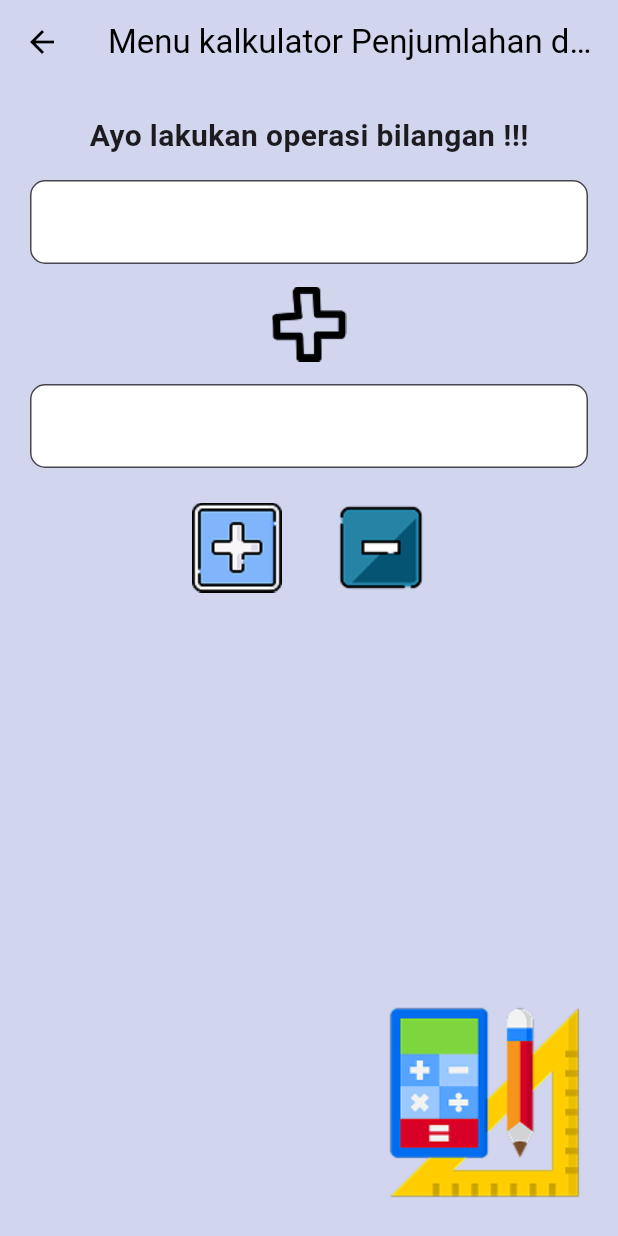
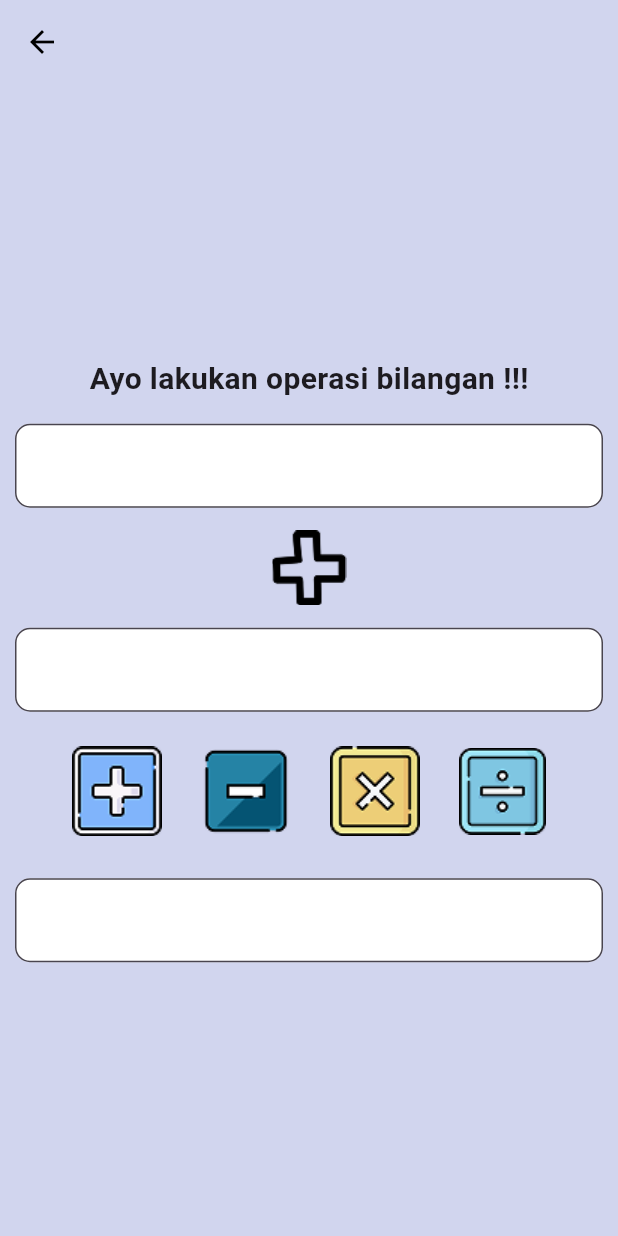
Before and after one commit to Amelvirda100/mobile_kalkulator, a Flutter app: the KalkulatorScreen screen opened directly, on a phone screen of 412 x 824 dp. Run offline on Flutter 3.47's test engine with Material 3 defaults, Android fonts, the phone set to English and light mode, and no system bars.

Commit message:
perbaikan kalkulator

```diff
--- a/lib/kalkulator_screen.dart
+++ b/lib/kalkulator_screen.dart
@@ -18,24 +18,66 @@ class _KalkulatorScreenState extends State<KalkulatorScreen> {
   String _hasil = "";
   String _operator = "assets/plus.png"; // Gambar awal simbol
 
-  void _hitung(bool isTambah) {
-    int? angka1 = int.tryParse(_controller1.text);
-    int? angka2 = int.tryParse(_controller2.text);
+  void _hitung(String operasi) {
+    String input1 = _controller1.text;
+    String input2 = _controller2.text;
 
-    if (angka1 != null && angka2 != null) {
+    // Cek apakah input mengandung koma
+    if (input1.contains(",") || input2.contains(",")) {
+      ScaffoldMessenger.of(context).showSnackBar(
+        SnackBar(
+          content: Text("Untuk bilangan koma gunakan titik"),
+          behavior: SnackBarBehavior.floating,
+          backgroundColor: const Color.fromARGB(255, 147, 196, 222),
+        ),
+      );
+      return;
+    }
+
+    double? angka1 = double.tryParse(input1);
+    double? angka2 = double.tryParse(input2);
+
+    if (angka1 == null || angka2 == null) {
+      ScaffoldMessenger.of(context).showSnackBar(
+        SnackBar(
+          content: Text("Ayo masukkan angkanya dulu!"),
+          behavior: SnackBarBehavior.floating,
+          backgroundColor: const Color.fromARGB(255, 222, 152, 147),
+        ),
+      );
+      return;
+    }
+
     setState(() {
-        _hasil = isTambah ? "${angka1 + angka2}" : "${angka1 - angka2}";
-        _operator = isTambah ? "assets/plus.png" : "assets/minus.png";
+      switch (operasi) {
+        case "plus":
+          _hasil = "${angka1 + angka2}";
+          _operator = "assets/plus_button.png";
+          break;
+        case "minus":
+          _hasil = "${angka1 - angka2}";
+          _operator = "assets/minus_button.png";
+          break;
+        case "multiply":
+          _hasil = "${angka1 * angka2}";
+          _operator = "assets/kali.png";
+          break;
+        case "divide":
+          if (angka2 == 0) {
+            _hasil = "Tidak bisa dibagi 0!";
+          } else {
+            _hasil = "${(angka1 / angka2).toStringAsFixed(2)}";
+          }
+          _operator = "assets/bagi.png";
+          break;
+      }
     });
-    }
   }
 
   @override
   Widget build(BuildContext context) {
     return Scaffold(
       backgroundColor: Color(0xFFD1D5EE),
-      resizeToAvoidBottomInset:
-          false, // Mencegah elemen bergeser saat keyboard muncul
       appBar: AppBar(
         backgroundColor: Colors.transparent,
         elevation: 0,
@@ -45,29 +87,23 @@ class _KalkulatorScreenState extends State<KalkulatorScreen> {
             Navigator.pop(context);
           },
         ),
-        title: Text("Menu kalkulator Penjumlahan dan Pengurangan",
-            style: TextStyle(color: Colors.black)),
       ),
-      body: Stack(
-        children: [
-          SingleChildScrollView(
-            child: Padding(
-              padding: const EdgeInsets.all(20.0),
+      body: Padding(
+        padding: const EdgeInsets.all(10.0),
         child: Column(
           mainAxisAlignment: MainAxisAlignment.center,
           children: [
             Text("Ayo lakukan operasi bilangan !!!",
-                      style:
-                          TextStyle(fontSize: 20, fontWeight: FontWeight.bold)),
+                style: TextStyle(fontSize: 20, fontWeight: FontWeight.bold)),
             SizedBox(height: 15),
             TextField(
               controller: _controller1,
-                    keyboardType: TextInputType.number,
+              keyboardType: TextInputType.numberWithOptions(decimal: true),
               decoration: InputDecoration(
                 filled: true,
                 fillColor: Colors.white,
-                      border: OutlineInputBorder(
-                          borderRadius: BorderRadius.circular(10)),
+                border:
+                    OutlineInputBorder(borderRadius: BorderRadius.circular(10)),
               ),
             ),
             SizedBox(height: 15),
@@ -75,12 +111,12 @@ class _KalkulatorScreenState extends State<KalkulatorScreen> {
             SizedBox(height: 15),
             TextField(
               controller: _controller2,
-                    keyboardType: TextInputType.number,
+              keyboardType: TextInputType.numberWithOptions(decimal: true),
               decoration: InputDecoration(
                 filled: true,
                 fillColor: Colors.white,
-                      border: OutlineInputBorder(
-                          borderRadius: BorderRadius.circular(10)),
+                border:
+                    OutlineInputBorder(borderRadius: BorderRadius.circular(10)),
               ),
             ),
             SizedBox(height: 15),
@@ -89,42 +125,44 @@ class _KalkulatorScreenState extends State<KalkulatorScreen> {
               children: [
                 IconButton(
                   icon: Image.asset("assets/plus_button.png"),
-                        iconSize: 50,
-                        onPressed: () => _hitung(true),
+                  iconSize: 40,
+                  onPressed: () => _hitung("plus"),
                 ),
-                      SizedBox(width: 20),
+                SizedBox(width: 10),
                 IconButton(
                   icon: Image.asset("assets/minus_button.png"),
-                        iconSize: 50,
-                        onPressed: () => _hitung(false),
+                  iconSize: 40,
+                  onPressed: () => _hitung("minus"),
+                ),
+                SizedBox(width: 10),
+                IconButton(
+                  icon: Image.asset("assets/kali.png"),
+                  iconSize: 40,
+                  onPressed: () => _hitung("multiply"),
+                ),
+                SizedBox(width: 10),
+                IconButton(
+                  icon: Image.asset("assets/bagi.png"),
+                  iconSize: 40,
+                  onPressed: () => _hitung("divide"),
                 ),
               ],
             ),
             SizedBox(height: 20),
-                  Text(
-                    _hasil,
-                    style: TextStyle(fontSize: 22, fontWeight: FontWeight.bold),
-                  ),
-                  SizedBox(
-                      height: 100), // Tambah ruang agar tidak ketutup gambar
-                ],
-              ),
-            ),
-          ),
-          // Posisi absolut menggunakan Align
-          Align(
-            alignment: Alignment.bottomRight,
-            child: Padding(
-              padding: const EdgeInsets.only(
-                  bottom: 20, right: 20), // Jarak dari pojok kanan bawah
-              child: Image.asset(
-                'assets/calculator.png',
-                width: 138,
-              ),
+            TextField(
+              readOnly: true,
+              controller: TextEditingController(text: _hasil),
+              textAlign: TextAlign.center,
+              decoration: InputDecoration(
+                filled: true,
+                fillColor: Colors.white,
+                border:
+                    OutlineInputBorder(borderRadius: BorderRadius.circular(10)),
               ),
             ),
           ],
         ),
+      ),
     );
   }
 }
--- a/pubspec.yaml
+++ b/pubspec.yaml
@@ -19,7 +19,7 @@ publish_to: 'none' # Remove this line if you wish to publish to pub.dev
 version: 1.0.0+1
 
 environment:
-  sdk: ^3.6.2
+  sdk: ">=3.6.0 <4.0.0"
 
 # Dependencies specify other packages that your package needs in order to work.
 # To automatically upgrade your package dependencies to the latest versions
```
Also changed, not shown: assets/bagi.png, assets/kali.png, pubspec.lock. Lines whose indentation alone changed are shown as unchanged.
